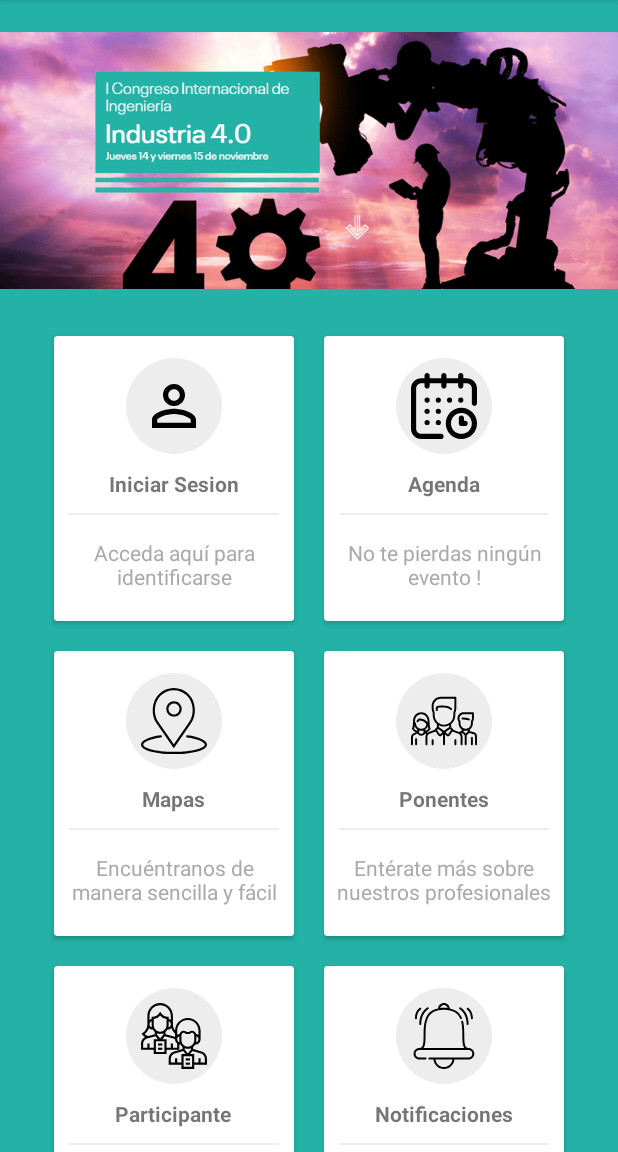
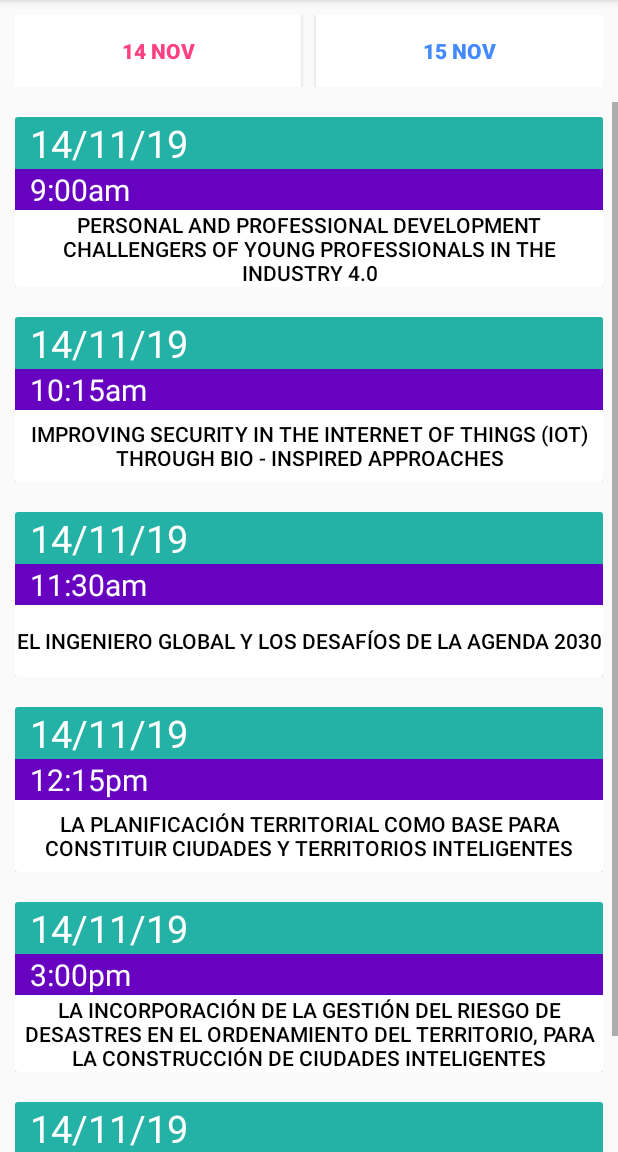
Before and after one commit to VashFabrizio/indus4.0uc, an Android app: the screen it shows after launch (Menu before the commit, ListaAgenda after it), after a tap on "Agenda", on a phone screen of 412 x 824 dp, the part 84-1236 px from its top. Run offline under Robolectric (Android 15) with nearby library versions, the phone set to English and light mode, and no system bars.

Commit message:
Menu - Agenda - Mapas

```diff
--- a/app/src/main/AndroidManifest.xml
+++ b/app/src/main/AndroidManifest.xml
@@ -15,7 +15,9 @@
         android:roundIcon="@mipmap/ic_launcher_round"
         android:supportsRtl="true"
         android:theme="@style/AppTheme">
-        <activity android:name=".Ponentes"></activity>
+        <activity android:name=".DetalleAgenda"></activity>
+        <activity android:name=".ListaAgenda" />
+        <activity android:name=".Ponentes" />
         <activity android:name=".MainActivity" />
         <activity android:name=".ImagenCompleta" />
         <!--
--- /dev/null
+++ b/app/src/main/java/com/example/maps/Evento.java
@@ -0,0 +1,70 @@
+package com.example.maps;
+
+public class Evento {
+    private Integer idEvento;
+    private String nombre;
+    private String ponente;
+    private String fecha;
+    private String hora;
+    private String lugar;
+
+    public Evento() {
+    }
+
+    public Evento(Integer idEvento, String nombre, String ponente, String fecha, String hora, String lugar) {
+        this.idEvento = idEvento;
+        this.nombre = nombre;
+        this.ponente = ponente;
+        this.fecha = fecha;
+        this.hora = hora;
+        this.lugar = lugar;
+    }
+
+    public Integer getIdEvento() {
+        return idEvento;
+    }
+
+    public void setIdEvento(Integer idEvento) {
+        this.idEvento = idEvento;
+    }
+
+    public String getNombre() {
+        return nombre;
+    }
+
+    public void setNombre(String nombre) {
+        this.nombre = nombre;
+    }
+
+    public String getPonente() {
+        return ponente;
+    }
+
+    public void setPonente(String ponente) {
+        this.ponente = ponente;
+    }
+
+    public String getFecha() {
+        return fecha;
+    }
+
+    public void setFecha(String fecha) {
+        this.fecha = fecha;
+    }
+
+    public String getHora() {
+        return hora;
+    }
+
+    public void setHora(String hora) {
+        this.hora = hora;
+    }
+
+    public String getLugar() {
+        return lugar;
+    }
+
+    public void setLugar(String lugar) {
+        this.lugar = lugar;
+    }
+}
--- /dev/null
+++ b/app/src/main/java/com/example/maps/IndustriaDB.java
@@ -0,0 +1,158 @@
+package com.example.maps;
+
+import android.content.Context;
+import android.database.Cursor;
+import android.database.sqlite.SQLiteDatabase;
+import android.database.sqlite.SQLiteOpenHelper;
+
+
+import androidx.annotation.Nullable;
+
+import java.util.ArrayList;
+import java.util.List;
+
+public class IndustriaDB extends SQLiteOpenHelper {
+
+    private static final String DB_NAME="db_industria.bd";
+    private static final int VERSION_DB=1;
+    private static final String TABLE_EVENTO="CREATE TABLE evento(" +
+            "evento_id INTEGER PRIMARY KEY AUTOINCREMENT," +
+            "evento_nombre TEXT,"+
+            "evento_ponente TEXT,"+
+            "evento_fecha NUMERIC," +
+            "evento_hora NUMERIC," +
+            "evento_lugar TEXT)";
+
+    public IndustriaDB(@Nullable Context context) {
+        super(context, DB_NAME, null, VERSION_DB);
+    }
+
+    @Override
+    public void onCreate(SQLiteDatabase sqLiteDatabase) {
+        sqLiteDatabase.execSQL(TABLE_EVENTO);
+    }
+
+    @Override
+    public void onUpgrade(SQLiteDatabase sqLiteDatabase, int i, int i1) {
+        sqLiteDatabase.execSQL("DROP TABLE IF EXISTS evento");
+        sqLiteDatabase.execSQL(TABLE_EVENTO);
+    }
+
+    public void insertarEvento()
+    {
+        SQLiteDatabase database=getWritableDatabase();
+        Cursor cursor=database.rawQuery("SELECT*FROM evento",null);
+        if(database!=null && cursor.getCount()==0)
+        {
+            database.execSQL("INSERT INTO evento(evento_nombre,evento_ponente,evento_fecha,evento_hora,evento_lugar) VALUES('Personal and Professional Development Challengers of Young Professionals in the Industry 4.0'," +
+                    "'Lucía Pía Torres – IEEE Industry Applications Society – Argentina'," +
+                    "'14/11/19'," +
+                    "'9:00am'," +
+                    "'Auditorio')");
+            database.execSQL("INSERT INTO evento(evento_nombre,evento_ponente,evento_fecha,evento_hora,evento_lugar) VALUES('Improving Security in the Internet of Things (IoT) through Bio - Inspired Approaches'," +
+                    "'Heena Rathore – Texas A&M University – Estados Unidos'," +
+                    "'14/11/19'," +
+                    "'10:15am'," +
+                    "'Auditorio')");
+            database.execSQL("INSERT INTO evento(evento_nombre,evento_ponente,evento_fecha,evento_hora,evento_lugar) VALUES('El ingeniero global y los desafíos de la Agenda 2030'," +
+                    "'José Duran Talledo – Presidente del Consejo Andino del Institute of Electrical and Electronics Engineers (IEEE) – Perú'," +
+                    "'14/11/19'," +
+                    "'11:30am'," +
+                    "'Auditorio')");
+            database.execSQL("INSERT INTO evento(evento_nombre,evento_ponente,evento_fecha,evento_hora,evento_lugar) VALUES('La planificación territorial como base para constituir ciudades y territorios inteligentes'," +
+                    "'Juan Pablo Serna Cardona – Universidad del Rosario / Eninco S.A – Colombia'," +
+                    "'14/11/19'," +
+                    "'12:15pm'," +
+                    "'Auditorio')");
+            database.execSQL("INSERT INTO evento(evento_nombre,evento_ponente,evento_fecha,evento_hora,evento_lugar) VALUES('La incorporación de la gestión del riesgo de desastres en el ordenamiento del territorio, para la construcción de ciudades inteligentes'," +
+                    "'Nelson Alfonso Huertas – Universidad Nacional de Colombia Eninco S.A – Colombia'," +
+                    "'14/11/19'," +
+                    "'3:00pm'," +
+                    "'Auditorio')");
+            database.execSQL("INSERT INTO evento(evento_nombre,evento_ponente,evento_fecha,evento_hora,evento_lugar) VALUES('Propuesta de Arquitectura Empresarial para la Transformación Digital'," +
+                    "'César Gallegos – Chair, Sección Perú del IEEE – Perú'," +
+                    "'14/11/19'," +
+                    "'3:45pm'," +
+                    "'Auditorio')");
+            database.execSQL("INSERT INTO evento(evento_nombre,evento_ponente,evento_fecha,evento_hora,evento_lugar) VALUES('Crowdsource in the age of Artificial Intelligence'," +
+                    "'Italo Quispe Guerra – Google Product Expert – Perú'," +
+                    "'14/11/19'," +
+                    "'5:00pm'," +
+                    "'Auditorio')");
+            database.execSQL("INSERT INTO evento(evento_nombre,evento_ponente,evento_fecha,evento_hora,evento_lugar) VALUES('¿Cómo realizar una transformación cultural para lograr holismo en la organización?'," +
+                    "'Jairo Vargas Bonilla – Former Vice President of Institute of Industrial and System Engineering (IISE) – Colombia'," +
+                    "'14/11/19'," +
+                    "'5:45pm'," +
+                    "'Auditorio')");
+            database.execSQL("INSERT INTO evento(evento_nombre,evento_ponente,evento_fecha,evento_hora,evento_lugar) VALUES('Remediación Ambiental en la Industria 4.0. Caso de estudio: Japón'," +
+                    "'Jorge Ascencio Damián – Tohoku University – Japón'," +
+                    "'15/11/19'," +
+                    "'9:00am'," +
+                    "'Auditorio')");
+            database.execSQL("INSERT INTO evento(evento_nombre,evento_ponente,evento_fecha,evento_hora,evento_lugar) VALUES('Los nuevos materiales en la manufactura 4.0'," +
+                    "'Ruth Manzanares Grados – Tecnológico de Monterrey – México'," +
+                    "'15/11/19'," +
+                    "'9:45am'," +
+                    "'Auditorio')");
+            database.execSQL("INSERT INTO evento(evento_nombre,evento_ponente,evento_fecha,evento_hora,evento_lugar) VALUES('Oportunidades del Análisis del Ciclo de Vida Ambiental ACV en la producción sostenible'," +
+                    "'Edmundo Muñoz Alvear – Universidad Andrés Bello – Chile'," +
+                    "'15/11/19'," +
+                    "'11:00am'," +
+                    "'Auditorio')");
+            database.execSQL("INSERT INTO evento(evento_nombre,evento_ponente,evento_fecha,evento_hora,evento_lugar) VALUES('Territorios instantáneos, Chasquis 4.0'," +
+                    "'Josep Cargol Noguer – Universidad Politécnica de Cataluña – España'," +
+                    "'15/11/19'," +
+                    "'11:45am'," +
+                    "'Auditorio')");
+            database.close();
+        }
+    }
+
+    public List<Evento> mostrarEventosAgenda()
+    {
+        SQLiteDatabase database=getReadableDatabase();
+        Cursor cursor=database.rawQuery("SELECT*FROM evento",null);
+        List<Evento> eventos=new ArrayList<>();
+        if(cursor.moveToFirst())
+        {
+            do {
+                eventos.add(new Evento(cursor.getInt(0),cursor.getString(1),cursor.getString(2),
+                        cursor.getString(3),cursor.getString(4),cursor.getString(5)));
+            }while (cursor.moveToNext());
+        }
+        return  eventos;
+    }
+
+    public List<Evento> mostrarEventos14N()
+    {
+        SQLiteDatabase database=getReadableDatabase();
+        Cursor cursor=database.rawQuery("SELECT*FROM evento where evento_fecha='14/11/19'",null);
+        List<Evento> eventos=new ArrayList<>();
+        if(cursor.moveToFirst())
+        {
+            do {
+                eventos.add(new Evento(cursor.getInt(0),cursor.getString(1),cursor.getString(2),
+                        cursor.getString(3),cursor.getString(4),cursor.getString(5)));
+            }while (cursor.moveToNext());
+        }
+        return  eventos;
+    }
+
+    public List<Evento> mostrarEventos15N()
+    {
+        SQLiteDatabase database=getReadableDatabase();
+        Cursor cursor=database.rawQuery("SELECT*FROM evento where evento_fecha='15/11/19'",null);
+        List<Evento> eventos=new ArrayList<>();
+        if(cursor.moveToFirst())
+        {
+            do {
+                eventos.add(new Evento(cursor.getInt(0),cursor.getString(1),cursor.getString(2),
+                        cursor.getString(3),cursor.getString(4),cursor.getString(5)));
+            }while (cursor.moveToNext());
+        }
+        return  eventos;
+    }
+
+
+
+}
--- /dev/null
+++ b/app/src/main/java/com/example/maps/ListaAgenda.java
@@ -0,0 +1,47 @@
+package com.example.maps;
+
+import android.os.Bundle;
+import android.view.View;
+import android.widget.Button;
+
+import androidx.appcompat.app.AppCompatActivity;
+import androidx.recyclerview.widget.LinearLayoutManager;
+import androidx.recyclerview.widget.RecyclerView;
+
+public class ListaAgenda extends AppCompatActivity {
+
+    private RecyclerView rvAgenda;
+    private RecyclerViewEventoAdapter eventoAdapter;
+    private Button btn14N,btn15N;
+
+    @Override
+    protected void onCreate(Bundle savedInstanceState) {
+        super.onCreate(savedInstanceState);
+        setContentView(R.layout.activity_lista_agenda);
+
+        rvAgenda=findViewById(R.id.rvListAgenda);
+        rvAgenda.setLayoutManager(new LinearLayoutManager(this));
+        btn14N=findViewById(R.id.btn14Nov);
+        btn15N=findViewById(R.id.btn15Nov);
+
+        final IndustriaDB db=new IndustriaDB(this);
+        db.insertarEvento();
+        eventoAdapter=new RecyclerViewEventoAdapter(db.mostrarEventosAgenda());
+        rvAgenda.setAdapter(eventoAdapter);
+
+    }
+
+    public void n14(View view)
+    {
+        final IndustriaDB db=new IndustriaDB(this);
+        eventoAdapter=new RecyclerViewEventoAdapter(db.mostrarEventos14N());
+        rvAgenda.setAdapter(eventoAdapter);
+    }
+
+    public void n15(View view)
+    {
+        final IndustriaDB db=new IndustriaDB(this);
+        eventoAdapter=new RecyclerViewEventoAdapter(db.mostrarEventos15N());
+        rvAgenda.setAdapter(eventoAdapter);
+    }
+}
--- a/app/src/main/java/com/example/maps/Menu.java
+++ b/app/src/main/java/com/example/maps/Menu.java
@@ -35,12 +35,12 @@ public class Menu extends AppCompatActivity implements View.OnClickListener {
                 Intent i=new Intent(this, Ponentes.class);
                 startActivity(i);
                 break;
-/*
+
             case R.id.agenda:
                 Intent j=new Intent(this, ListaAgenda.class);
                 startActivity(j);
                 break;
-            case R.id.qr:
+           /* case R.id.qr:
                 Intent a=new Intent(this, LoginActivity.class);
                 startActivity(a);
                 break;*/
--- /dev/null
+++ b/app/src/main/java/com/example/maps/RecyclerViewEventoAdapter.java
@@ -0,0 +1,76 @@
+package com.example.maps;
+
+import android.content.Context;
+import android.content.Intent;
+import android.view.LayoutInflater;
+import android.view.View;
+import android.view.ViewGroup;
+import android.widget.Button;
+import android.widget.TextView;
+
+import androidx.annotation.NonNull;
+import androidx.recyclerview.widget.RecyclerView;
+
+import java.util.List;
+
+public class RecyclerViewEventoAdapter extends RecyclerView.Adapter<RecyclerViewEventoAdapter.ViewHolder> {
+
+    public class ViewHolder extends RecyclerView.ViewHolder implements View.OnClickListener {
+        private TextView tvFecha,tvHora,tvId;
+        private Button btnEvento;
+        Context context;
+        public ViewHolder(View itemView) {
+            super(itemView);
+            context=itemView.getContext();
+            tvFecha=itemView.findViewById(R.id.tvFechaI);
+            tvHora=itemView.findViewById(R.id.tvHoraI);
+            tvId=itemView.findViewById(R.id.tvIdEvento);
+            btnEvento=itemView.findViewById(R.id.btnEventoDetalle);
+        }
+        public void setOnclickListener()
+        {
+            btnEvento.setOnClickListener(this);
+        }
+        @Override
+        public void onClick(View view) {
+            switch (view.getId()){
+                case R.id.btnEventoDetalle:
+                    Intent i=new Intent(context,DetalleAgenda.class);
+                    i.putExtra("idEvento",tvId.getText().toString());
+                    context.startActivity(i);
+                    break;
+            }
+        }
+    }
+
+    public List<Evento> listaeventos;
+    public RecyclerViewEventoAdapter(List<Evento> eventos)
+    {
+        this.listaeventos=eventos;
+    }
+
+
+
+    @NonNull
+    @Override
+    public ViewHolder onCreateViewHolder(@NonNull ViewGroup parent, int viewType) {
+        View view= LayoutInflater.from(parent.getContext()).inflate(R.layout.item_agenda,parent,false);
+        ViewHolder viewHolder=new ViewHolder(view);
+        return viewHolder;
+    }
+
+    @Override
+    public void onBindViewHolder(@NonNull ViewHolder holder, int position) {
+        holder.tvFecha.setText(listaeventos.get(position).getFecha());
+        holder.tvHora.setText(listaeventos.get(position).getHora());
+        holder.btnEvento.setText(listaeventos.get(position).getNombre());
+        holder.tvId.setText(String.valueOf(listaeventos.get(position).getIdEvento()));
+        holder.setOnclickListener();
+    }
+
+    @Override
+    public int getItemCount() {
+        return listaeventos.size();
+    }
+
+}
--- /dev/null
+++ b/app/src/main/res/layout/activity_lista_agenda.xml
@@ -0,0 +1,54 @@
+<?xml version="1.0" encoding="utf-8"?>
+<LinearLayout xmlns:android="http://schemas.android.com/apk/res/android"
+    xmlns:tools="http://schemas.android.com/tools"
+    android:layout_width="match_parent"
+    android:layout_height="match_parent"
+    android:orientation="vertical"
+    tools:context=".ListaAgenda">
+
+    <LinearLayout
+        android:layout_width="match_parent"
+        android:layout_height="wrap_content"
+        android:layout_margin="10dp"
+        android:orientation="horizontal">
+
+        <Button
+            android:id="@+id/btn14Nov"
+            android:layout_width="wrap_content"
+            android:layout_height="wrap_content"
+            android:layout_weight="1"
+            android:background="#ffffff"
+            android:onClick="n14"
+            android:text="14 Nov"
+            android:textColor="#FF4081"
+            android:layout_marginRight="10dp"
+            android:textStyle="bold" />
+
+        <Button
+            android:id="@+id/btn15Nov"
+            android:layout_width="wrap_content"
+            android:layout_height="wrap_content"
+            android:layout_weight="1"
+            android:background="#ffffff"
+            android:onClick="n15"
+            android:text="15 Nov"
+            android:textColor="#448AFF"
+            android:textStyle="bold" />
+    </LinearLayout>
+
+    <ScrollView
+        android:layout_width="match_parent"
+        android:layout_height="match_parent">
+
+        <LinearLayout
+            android:layout_width="match_parent"
+            android:layout_height="wrap_content"
+            android:orientation="vertical" >
+
+            <androidx.recyclerview.widget.RecyclerView
+                android:id="@+id/rvListAgenda"
+                android:layout_width="match_parent"
+                android:layout_height="match_parent" />
+        </LinearLayout>
+    </ScrollView>
+</LinearLayout>
--- a/app/src/main/res/layout/activity_menu.xml
+++ b/app/src/main/res/layout/activity_menu.xml
@@ -71,6 +71,7 @@
                 android:layout_width="160dp"
                 android:layout_height="190dp"
                 android:layout_margin="10dp">
+
                 <LinearLayout
                     android:layout_width="match_parent"
                     android:layout_height="match_parent"
--- /dev/null
+++ b/app/src/main/res/layout/item_agenda.xml
@@ -0,0 +1,51 @@
+<?xml version="1.0" encoding="utf-8"?>
+<LinearLayout xmlns:android="http://schemas.android.com/apk/res/android"
+    android:layout_width="match_parent"
+    android:layout_height="wrap_content"
+    android:layout_margin="10dp"
+    android:orientation="vertical">
+
+    <androidx.cardview.widget.CardView
+        android:layout_width="match_parent"
+        android:layout_height="match_parent" >
+
+        <LinearLayout
+            android:layout_width="match_parent"
+            android:layout_height="match_parent"
+            android:orientation="vertical">
+            <TextView
+                android:id="@+id/tvIdEvento"
+                android:layout_width="0dp"
+                android:layout_height="0dp"/>
+
+            <TextView
+                android:id="@+id/tvFechaI"
+                android:layout_width="match_parent"
+                android:layout_height="wrap_content"
+                android:background="#24B2A6"
+                android:textColor="#ffffff"
+                android:paddingLeft="10dp"
+                android:textSize="25sp"
+                android:text="TextView" />
+
+            <TextView
+                android:id="@+id/tvHoraI"
+                android:layout_width="match_parent"
+                android:layout_height="wrap_content"
+                android:background="#6802C1"
+                android:textColor="#ffffff"
+                android:textSize="20sp"
+                android:paddingLeft="10dp"
+                android:text="TextView" />
+
+            <Button
+                android:layout_width="match_parent"
+                android:id="@+id/btnEventoDetalle"
+                android:layout_height="wrap_content"
+                android:textColor="#000000"
+                android:background="#ffffff" />
+
+
+        </LinearLayout>
+    </androidx.cardview.widget.CardView>
+</LinearLayout>
```
Also changed, not shown: app/src/main/java/com/example/maps/DetalleAgenda.java (added, +47 -0 lines), app/src/main/res/layout/activity_detalle_agenda.xml (added, +89 -0 lines).
